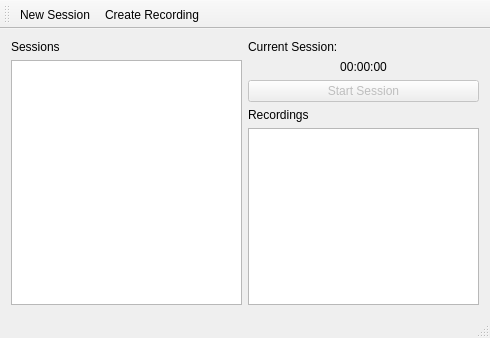
Before: the Qt Designer form src/TimeTracker/mainwindow.ui in miere43/jatt, drawn with Qt 5.
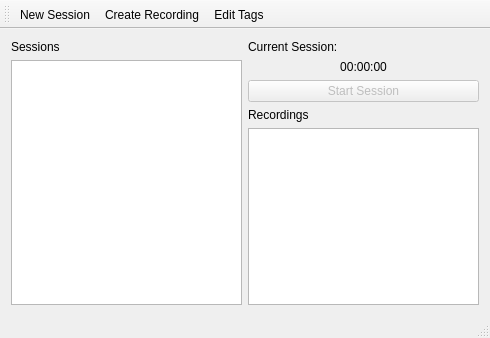
After: the same form once the commit is applied.

```diff
--- a/src/TimeTracker/mainwindow.ui
+++ b/src/TimeTracker/mainwindow.ui
@@ -88,6 +88,7 @@
    </attribute>
    <addaction name="newSessionAction"/>
    <addaction name="createRecordingAction"/>
+   <addaction name="editTagsAction"/>
   </widget>
   <widget class="QStatusBar" name="statusBar"/>
   <action name="newSessionAction">
@@ -124,6 +125,11 @@
     <string>Edit Recording</string>
    </property>
   </action>
+  <action name="editTagsAction">
+   <property name="text">
+    <string>Edit Tags</string>
+   </property>
+  </action>
  </widget>
  <layoutdefault spacing="6" margin="11"/>
  <resources/>
```
